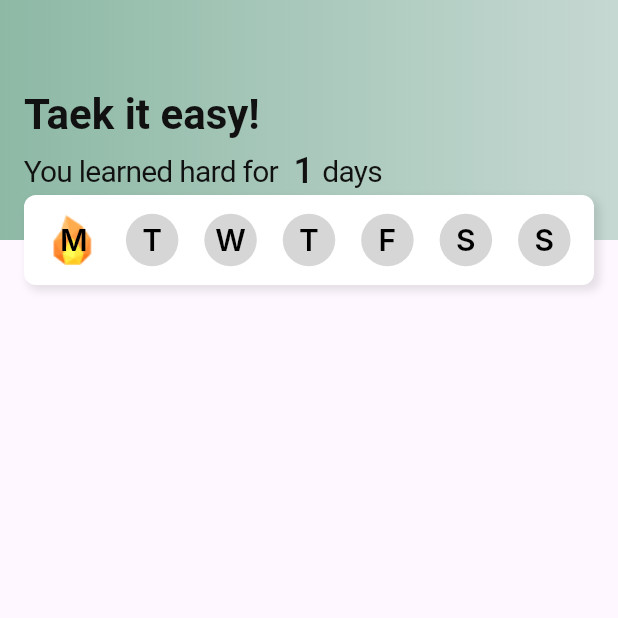
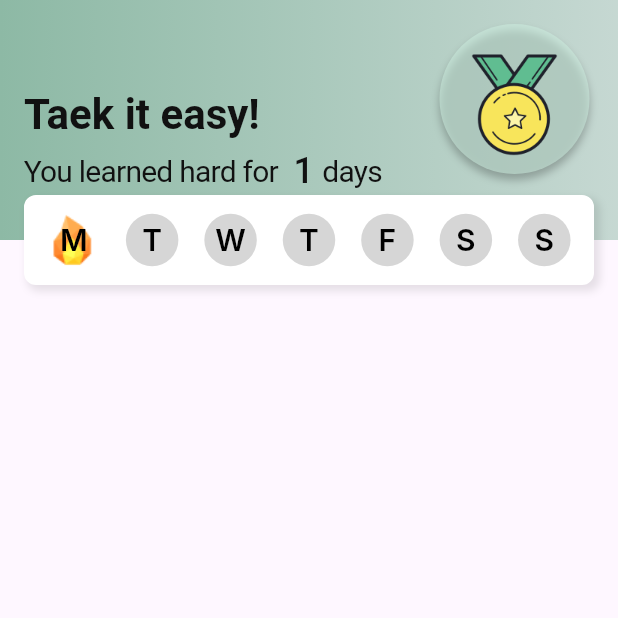
Before and after one commit to Taek-It-Easy/Taek_it_easy_AOS, a Flutter app: the screen it shows after launch, on a phone screen of 412 x 824 dp, the top half of it. Run offline on Flutter 3.47's test engine with Material 3 defaults, Android fonts, the phone set to English and light mode, and no system bars; drawn by our look-alikes of step_progress_indicator; Roboto replaces fonts that are missing (Inter).

```diff
--- /dev/null
+++ b/lib/data/model/badge.dart
@@ -0,0 +1,7 @@
+class Badge {
+  final int badgeIdx;
+  final String content;
+  final int userIdx;
+
+  Badge({required this.badgeIdx, required this.content, required this.userIdx});
+}
--- /dev/null
+++ b/lib/view/screens/get_badge_page.dart
@@ -0,0 +1,10 @@
+import 'package:flutter/material.dart';
+
+class GetBadgePage extends StatelessWidget {
+  const GetBadgePage({super.key});
+
+  @override
+  Widget build(BuildContext context) {
+    return const Placeholder();
+  }
+}
--- a/lib/view/screens/main_page.dart
+++ b/lib/view/screens/main_page.dart
@@ -1,5 +1,7 @@
 import 'package:flutter/material.dart';
 import 'package:provider/provider.dart';
+import 'package:step_progress_indicator/step_progress_indicator.dart';
+import 'package:taek_it_easy/view/screens/get_badge_page.dart';
 import 'package:taek_it_easy/view/widgets/box_attend.dart';
 import 'package:taek_it_easy/viewModel/practice_view_model.dart';
 
@@ -98,7 +100,7 @@ class MainPage extends StatelessWidget {
                                     ),
                                   ],
                                 ),
-                              )
+                              ),
                             ],
                           ),
                         ),
@@ -140,7 +142,14 @@ class MainPage extends StatelessWidget {
                             }),
                         ],
                       ),
-                    )
+                    ),
+                    //리워드 (달성된 뱃지 개수)
+                    Consumer<PracticeViewModel>(
+                        builder: (_, PracticeViewModel viewModel, __) {
+                      return Badge(
+                        badgeAchieve: viewModel.badgeList.length,
+                      );
+                    }),
                   ],
                 )
               ],
@@ -151,3 +160,60 @@ class MainPage extends StatelessWidget {
     );
   }
 }
+
+class Badge extends StatelessWidget {
+  final int badgeAchieve;
+
+  const Badge({super.key, required this.badgeAchieve});
+
+  @override
+  Widget build(BuildContext context) {
+    return Positioned(
+      right: 0,
+      child: GestureDetector(
+        onTap: () {
+          Navigator.push(
+            context,
+            MaterialPageRoute(builder: (context) => const GetBadgePage()),
+          );
+        },
+        child: Container(
+          margin: const EdgeInsets.all(16),
+          child: Stack(
+            children: [
+              Container(
+                width: 100,
+                height: 100,
+                decoration: ShapeDecoration(
+                  color: const Color(0x2BCFF1E2).withOpacity(0.5),
+                  shape: const OvalBorder(),
+                  shadows: const [
+                    BoxShadow(
+                      color: Color(0x3F000000),
+                      blurRadius: 4,
+                      offset: Offset(0, 4),
+                      spreadRadius: 0,
+                    )
+                  ],
+                ),
+                child: Image.asset('assets/images/medal.png'),
+              ),
+              CircularStepProgressIndicator(
+                totalSteps: 9,
+                currentStep: badgeAchieve,
+                stepSize: 5,
+                selectedColor: const Color(0xFF618273),
+                unselectedColor: Colors.transparent,
+                padding: 0,
+                width: 103,
+                height: 103,
+                selectedStepSize: 5,
+                roundedCap: (_, __) => true,
+              ),
+            ],
+          ),
+        ),
+      ),
+    );
+  }
+}
--- a/lib/viewModel/practice_view_model.dart
+++ b/lib/viewModel/practice_view_model.dart
@@ -3,6 +3,9 @@ import 'package:flutter/material.dart';
 class PracticeViewModel with ChangeNotifier {
   int _basic = 1;
   int _poomsae = 1;
+
+  int get basic => _basic;
+  int get poomsae => _poomsae;
 
   final List<bool> _attendStatus = [
     true,
@@ -13,7 +16,6 @@ class PracticeViewModel with ChangeNotifier {
     false,
     false,
   ];
-
   final List<bool> _basicClearStatus = [
     true,
     false,
@@ -25,7 +27,6 @@ class PracticeViewModel with ChangeNotifier {
     false,
     false
   ];
-
   final List<bool> _poomsaeClearStatus = [
     true,
     false,
@@ -38,12 +39,12 @@ class PracticeViewModel with ChangeNotifier {
     false
   ];
 
-  int get basic => _basic;
-  int get poomsae => _poomsae;
-
   List<bool> get basicClearStatus => _basicClearStatus;
   List<bool> get poomsaeClearStatus => _poomsaeClearStatus;
   List<bool> get attendStatus => _attendStatus;
+
+  final List<Badge> _badgeList = [];
+  List<Badge> get badgeList => _badgeList;
 
   void selectBasic(int i) {
     _basic = i;
```
